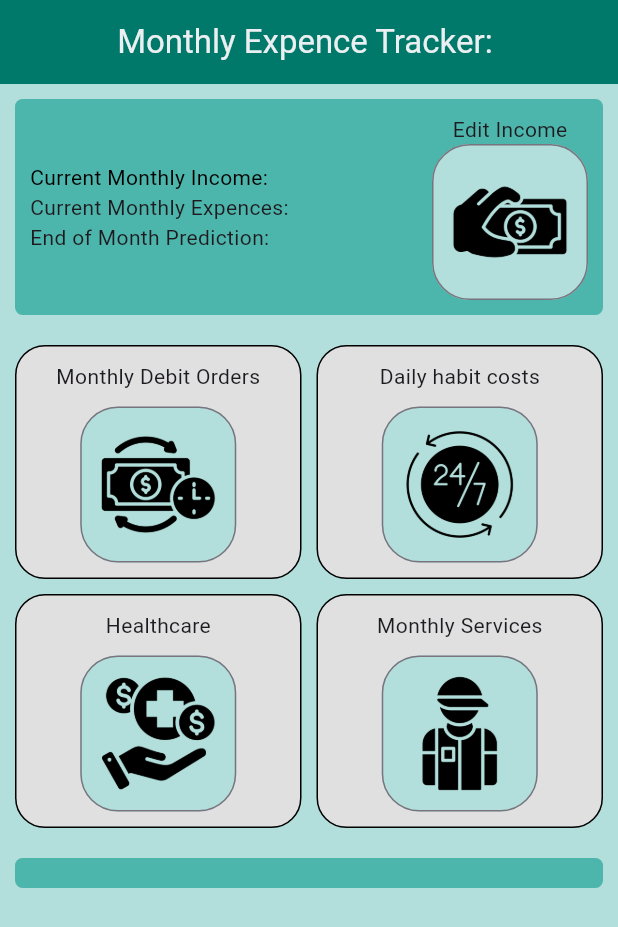
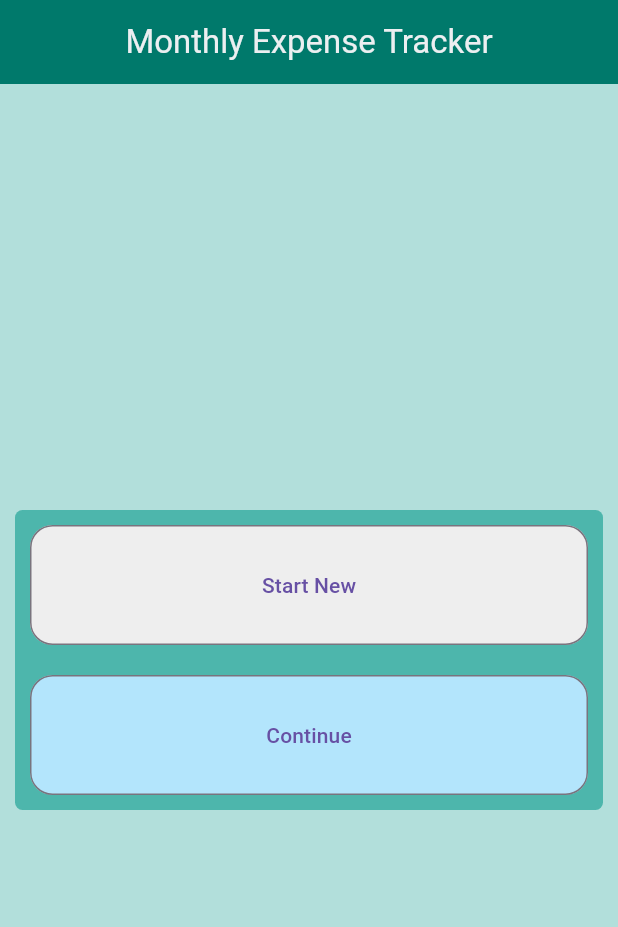
Before and after one commit to B-Judels/First_Flutter_App, a Flutter app: the screen it shows after launch, on a phone screen of 412 x 824 dp. Shown: the top 927 px of the screen. Run offline on Flutter 3.47's test engine with Material 3 defaults, Android fonts, the light colour scheme and no system bars.

Commit message:
added a new main file and started navigating between pages

```diff
--- a/lib/main.dart
+++ b/lib/main.dart
@@ -1,159 +1,103 @@
+import 'package:first_flutter_app/home.dart';
 import 'package:flutter/material.dart';
-import 'package:first_flutter_app/uiTools.dart';
 import 'package:first_flutter_app/StartUpPage.dart';
 
 void main() {
-  runApp(MyWidget());
+  runApp(const MyApp());
 }
 
-class MyWidget extends StatelessWidget {
-  MyWidget({super.key});
-
-  final uiTools = Uitools();
+class MyApp extends StatelessWidget {
+  const MyApp({super.key});
 
   @override
   Widget build(BuildContext context) {
     return MaterialApp(
-      home: Scaffold(
+      debugShowCheckedModeBanner: false,
+      title: "Monthly Expense Tracker",
+      home: const NewMain(),
+    );
+  }
+}
+
+class NewMain extends StatelessWidget {
+  const NewMain({super.key});
+
+  @override
+  Widget build(BuildContext context) {
+    return Scaffold(
       backgroundColor: Colors.teal[100],
       appBar: AppBar(
+        backgroundColor: Colors.teal[700],
         title: Center(
           child: Text(
+            "Monthly Expense Tracker",
             style: TextStyle(color: Colors.blueGrey[50]),
-              "Monthly Expence Tracker: ",
           ),
         ),
-          backgroundColor: Colors.teal[700],
       ),
       body: SafeArea(
-          child: Column(
-            children: [
-              Container(
-                margin: EdgeInsets.all(10.0),
-                width: double.maxFinite,
-
-                padding: const EdgeInsets.all(10.0),
+        child: Center(
+          child: Padding(
+            padding: const EdgeInsets.all(10),
+            child: Container(
+              width: double.infinity,
+              padding: const EdgeInsets.all(10),
               decoration: BoxDecoration(
                 color: Colors.teal[300],
                 borderRadius: BorderRadius.circular(5),
               ),
-                child: Row(
+              child: Column(
+                mainAxisSize: MainAxisSize.min,
                 children: [
-                    Column(
-                      crossAxisAlignment: CrossAxisAlignment.start,
-                      mainAxisAlignment: MainAxisAlignment.start,
-                      children: [
-                        Text(
-                          style: TextStyle(color: Colors.black),
-                          "Current Monthly Income: ",
-                        ),
-                        Text("Current Monthly Expences: "),
-                        Text("End of Month Prediction: "),
-                      ],
-                    ),
-
-                    const Spacer(),
-
-                    Container(
-                      child: Column(
-                        children: [
-                          Text("Edit Income"),
-                          uiTools.btn1("images/recieve.png"),
-                        ],
+                  SizedBox(
+                    width: double.infinity,
+                    height: 80,
+                    child: OutlinedButton(
+                      style: OutlinedButton.styleFrom(
+                        backgroundColor: Colors.grey[200],
+                        shape: RoundedRectangleBorder(
+                          borderRadius: BorderRadius.circular(15),
                         ),
                       ),
-                  ],
+                      onPressed: () {
+                        Navigator.push(
+                          context,
+                          MaterialPageRoute(
+                            builder: (context) => const StartUpPage(),
+                          ),
+                        );
+                      },
+                      child: const Text("Start New"),
                     ),
                   ),
 
-              Container(
-                // color: Colors.amber[100],
+                  const SizedBox(height: 20),
+
+                  SizedBox(
                     width: double.infinity,
-                padding: const EdgeInsets.all(10.0),
-
-                child: Center(
-                  child: Column(
-                    mainAxisAlignment: MainAxisAlignment.spaceEvenly,
-                    children: [
-                      Row(
-                        mainAxisAlignment: MainAxisAlignment.spaceEvenly,
-                        children: [
-                          Expanded(
-                            child: Center(
-                              child: uiTools.imgBtnTitleContainer(
-                                "Monthly Debit Orders",
-                                "images/automatic-payment.png",
+                    height: 80,
+                    child: OutlinedButton(
+                      style: OutlinedButton.styleFrom(
+                        backgroundColor: Colors.lightBlue[100],
+                        shape: RoundedRectangleBorder(
+                          borderRadius: BorderRadius.circular(15),
                         ),
                       ),
-                          ),
-
-                          SizedBox(width: 10),
-
-                          Expanded(
-                            child: Center(
-                              child: uiTools.imgBtnTitleContainer(
-                                "Daily habit costs",
-                                "images/24-hours-service.png",
-                              ),
-                            ),
-                          ),
-                        ],
-                      ),
-
-                      SizedBox(height: 10),
-
-                      Row(
-                        mainAxisAlignment: MainAxisAlignment.spaceEvenly,
-                        children: [
-                          Expanded(
-                            child: Center(
-                              child: uiTools.imgBtnTitleContainer(
-                                "Healthcare",
-                                "images/healthcare.png",
-                              ),
-                            ),
-                          ),
-
-                          SizedBox(width: 10),
-
-                          Expanded(
-                            child: Center(
-                              child: uiTools.imgBtnTitleContainer(
-                                "Monthly Services",
-                                "images/attendant.png",
-                              ),
-                            ),
-                          ),
-                        ],
-                      ),
-                    ],
-                  ),
-                ),
-              ),
-
-              Container(
-                margin: EdgeInsets.all(10.0),
-                width: double.maxFinite,
-
-                padding: const EdgeInsets.all(10.0),
-                decoration: BoxDecoration(
-                  color: Colors.teal[300],
-                  borderRadius: BorderRadius.circular(5),
-                ),
-                child: Row(
-                  children: [
-                    Column(
-                      crossAxisAlignment: CrossAxisAlignment.start,
-                      mainAxisAlignment: MainAxisAlignment.start,
-                      children: [],
-                    ),
-                  ],
+                      onPressed: () {
+                        Navigator.push(
+                          context,
+                          MaterialPageRoute(builder: (context) => Home()),
+                        );
+                      },
+                      child: const Text("Continue"),
                     ),
                   ),
                 ],
               ),
             ),
           ),
+        ),
+      ),
     );
   }
 }
```
Also changed, not shown: lib/StartUpPage.dart (+18 -17 lines), lib/home.dart (added, +153 -0 lines), lib/newMain.dart (added, +103 -0 lines). Lines whose indentation alone changed are shown as unchanged.
